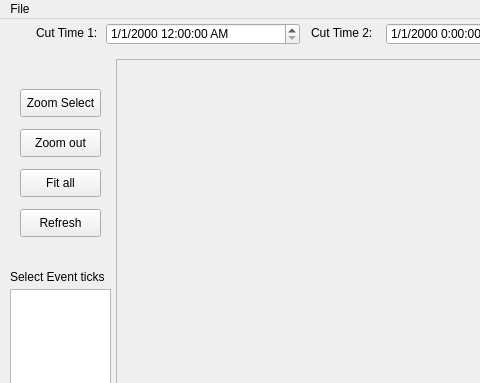
Qt form Analysis/PostProcessor/Layout.ui (msb002/MHDlab) before a commit; both pictures show x 0 to 480 and y 0 to 383 of the 927 by 663 pixel window.
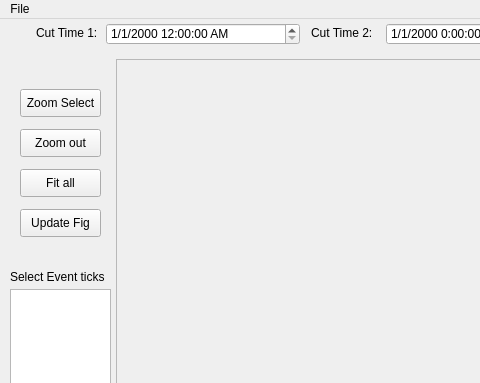
The same form after that commit.

Commit message: clean up and rename functions, replacing refresh for update

What changed in the file:
```diff
--- a/Analysis/PostProcessor/Layout.ui
+++ b/Analysis/PostProcessor/Layout.ui
@@ -68,7 +68,7 @@
      </rect>
     </property>
     <property name="text">
-     <string>Refresh</string>
+     <string>Update Fig</string>
     </property>
    </widget>
    <widget class="QTextBrowser" name="text_events">
```
Left out of the diff: 2 changed lines with no effect on the pictures. The commit also changes 9 other files.
